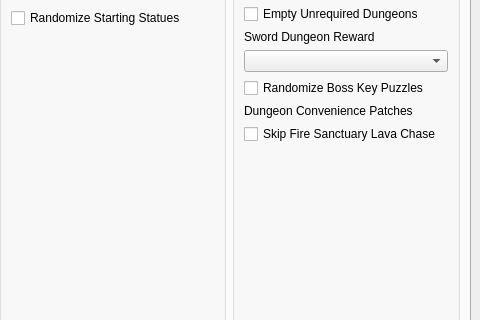
The window that gui/randogui.ui (ssrando/ssrando) describes before a commit, drawn with Qt 5; both pictures show x 722 to 1202 and y 213 to 533 of the 1202 by 759 pixel window.
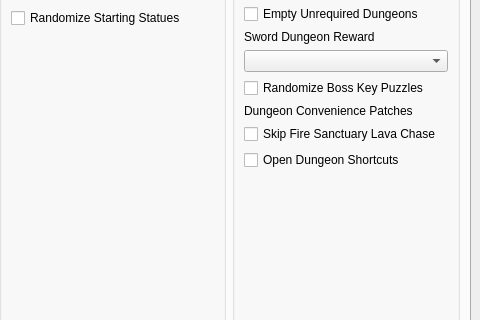
The same window after the commit. The open tabs and pages were chosen to show the change.

Patch:
```diff
--- a/gui/randogui.ui
+++ b/gui/randogui.ui
@@ -1039,6 +1039,13 @@
                </property>
               </widget>
              </item>
+             <item>
+              <widget class="QCheckBox" name="option_open_dungeon_shortcuts">
+               <property name="text">
+                <string>Open Dungeon Shortcuts</string>
+               </property>
+              </widget>
+             </item>
              <item>
               <spacer name="vspace_dungeons">
                <property name="orientation">
```
